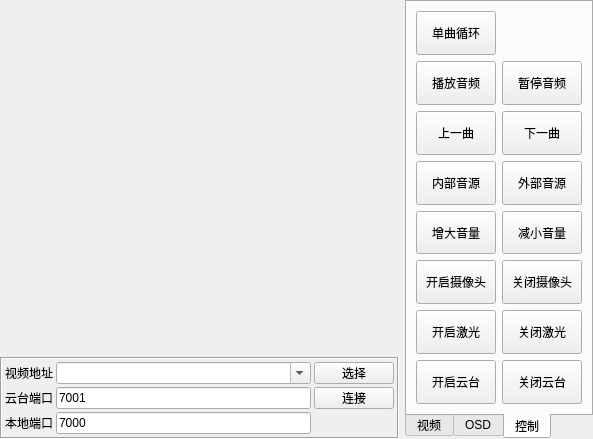
Old version of the form project/matepad/form/frmmonitor.ui in the repository sooqalmelh/ip-camera-qt.
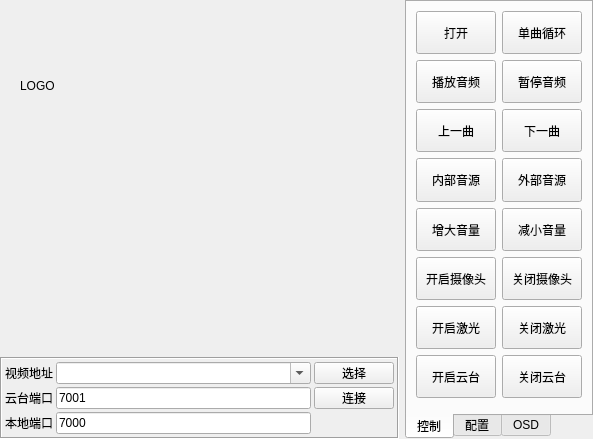
New version of the form. The open tabs and pages were chosen to show the change. Custom widgets are drawn as their Qt base class.

Commit message:
修改界面位置
1、将控制页面放在第一个
2、修改RTSP默认地址
3、修改打开激光按钮，加上确认弹窗

```diff
--- a/project/matepad/form/frmmonitor.ui
+++ b/project/matepad/form/frmmonitor.ui
@@ -34,6 +34,19 @@
        <verstretch>0</verstretch>
       </sizepolicy>
      </property>
+     <widget class="QLabel" name="logo">
+      <property name="geometry">
+       <rect>
+        <x>20</x>
+        <y>20</y>
+        <width>151</width>
+        <height>131</height>
+       </rect>
+      </property>
+      <property name="text">
+       <string>LOGO</string>
+      </property>
+     </widget>
     </widget>
    </item>
    <item row="1" column="0">
@@ -181,9 +194,231 @@
      <property name="currentIndex">
       <number>0</number>
      </property>
+     <widget class="QWidget" name="tab3">
+      <attribute name="title">
+       <string>控制</string>
+      </attribute>
+      <layout class="QVBoxLayout" name="verticalLayout_3">
+       <item>
+        <layout class="QGridLayout" name="gridLayout_6">
+         <item row="3" column="1">
+          <widget class="QPushButton" name="btnNextMusic">
+           <property name="sizePolicy">
+            <sizepolicy hsizetype="Expanding" vsizetype="Expanding">
+             <horstretch>0</horstretch>
+             <verstretch>0</verstretch>
+            </sizepolicy>
+           </property>
+           <property name="text">
+            <string>下一曲</string>
+           </property>
+          </widget>
+         </item>
+         <item row="14" column="0">
+          <widget class="QPushButton" name="btnOpenTable">
+           <property name="sizePolicy">
+            <sizepolicy hsizetype="Expanding" vsizetype="Expanding">
+             <horstretch>0</horstretch>
+             <verstretch>0</verstretch>
+            </sizepolicy>
+           </property>
+           <property name="text">
+            <string>开启云台</string>
+           </property>
+          </widget>
+         </item>
+         <item row="12" column="1">
+          <widget class="QPushButton" name="btnCloseLight">
+           <property name="sizePolicy">
+            <sizepolicy hsizetype="Expanding" vsizetype="Expanding">
+             <horstretch>0</horstretch>
+             <verstretch>0</verstretch>
+            </sizepolicy>
+           </property>
+           <property name="text">
+            <string>关闭激光</string>
+           </property>
+          </widget>
+         </item>
+         <item row="2" column="1">
+          <widget class="QPushButton" name="btnShutdownMusic">
+           <property name="sizePolicy">
+            <sizepolicy hsizetype="Expanding" vsizetype="Expanding">
+             <horstretch>0</horstretch>
+             <verstretch>0</verstretch>
+            </sizepolicy>
+           </property>
+           <property name="text">
+            <string>暂停音频</string>
+           </property>
+          </widget>
+         </item>
+         <item row="4" column="1">
+          <widget class="QPushButton" name="btnOutMusic">
+           <property name="sizePolicy">
+            <sizepolicy hsizetype="Expanding" vsizetype="Expanding">
+             <horstretch>0</horstretch>
+             <verstretch>0</verstretch>
+            </sizepolicy>
+           </property>
+           <property name="text">
+            <string>外部音源</string>
+           </property>
+          </widget>
+         </item>
+         <item row="3" column="0">
+          <widget class="QPushButton" name="btnPreMusic">
+           <property name="sizePolicy">
+            <sizepolicy hsizetype="Expanding" vsizetype="Expanding">
+             <horstretch>0</horstretch>
+             <verstretch>0</verstretch>
+            </sizepolicy>
+           </property>
+           <property name="text">
+            <string>上一曲</string>
+           </property>
+          </widget>
+         </item>
+         <item row="2" column="0">
+          <widget class="QPushButton" name="btnPlayMusic">
+           <property name="sizePolicy">
+            <sizepolicy hsizetype="Expanding" vsizetype="Expanding">
+             <horstretch>0</horstretch>
+             <verstretch>0</verstretch>
+            </sizepolicy>
+           </property>
+           <property name="text">
+            <string>播放音频</string>
+           </property>
+          </widget>
+         </item>
+         <item row="12" column="0">
+          <widget class="QPushButton" name="btnOpenLight">
+           <property name="sizePolicy">
+            <sizepolicy hsizetype="Expanding" vsizetype="Expanding">
+             <horstretch>0</horstretch>
+             <verstretch>0</verstretch>
+            </sizepolicy>
+           </property>
+           <property name="text">
+            <string>开启激光</string>
+           </property>
+          </widget>
+         </item>
+         <item row="10" column="0">
+          <widget class="QPushButton" name="btnOpenCam">
+           <property name="sizePolicy">
+            <sizepolicy hsizetype="Expanding" vsizetype="Expanding">
+             <horstretch>0</horstretch>
+             <verstretch>0</verstretch>
+            </sizepolicy>
+           </property>
+           <property name="text">
+            <string>开启摄像头</string>
+           </property>
+          </widget>
+         </item>
+         <item row="14" column="1">
+          <widget class="QPushButton" name="btnCloseTable">
+           <property name="sizePolicy">
+            <sizepolicy hsizetype="Expanding" vsizetype="Expanding">
+             <horstretch>0</horstretch>
+             <verstretch>0</verstretch>
+            </sizepolicy>
+           </property>
+           <property name="text">
+            <string>关闭云台</string>
+           </property>
+          </widget>
+         </item>
+         <item row="5" column="0">
+          <widget class="QPushButton" name="btnVolumeUp">
+           <property name="sizePolicy">
+            <sizepolicy hsizetype="Expanding" vsizetype="Expanding">
+             <horstretch>0</horstretch>
+             <verstretch>0</verstretch>
+            </sizepolicy>
+           </property>
+           <property name="text">
+            <string>增大音量</string>
+           </property>
+          </widget>
+         </item>
+         <item row="4" column="0">
+          <widget class="QPushButton" name="btnInterMusic">
+           <property name="sizePolicy">
+            <sizepolicy hsizetype="Expanding" vsizetype="Expanding">
+             <horstretch>0</horstretch>
+             <verstretch>0</verstretch>
+            </sizepolicy>
+           </property>
+           <property name="text">
+            <string>内部音源</string>
+           </property>
+          </widget>
+         </item>
+         <item row="10" column="1">
+          <widget class="QPushButton" name="btnCloseCam">
+           <property name="sizePolicy">
+            <sizepolicy hsizetype="Expanding" vsizetype="Expanding">
+             <horstretch>0</horstretch>
+             <verstretch>0</verstretch>
+            </sizepolicy>
+           </property>
+           <property name="text">
+            <string>关闭摄像头</string>
+           </property>
+          </widget>
+         </item>
+         <item row="5" column="1">
+          <widget class="QPushButton" name="btnVolumeDown">
+           <property name="sizePolicy">
+            <sizepolicy hsizetype="Expanding" vsizetype="Expanding">
+             <horstretch>0</horstretch>
+             <verstretch>0</verstretch>
+            </sizepolicy>
+           </property>
+           <property name="text">
+            <string>减小音量</string>
+           </property>
+          </widget>
+         </item>
+         <item row="1" column="0">
+          <widget class="QPushButton" name="btnOpen">
+           <property name="sizePolicy">
+            <sizepolicy hsizetype="Expanding" vsizetype="Expanding">
+             <horstretch>0</horstretch>
+             <verstretch>0</verstretch>
+            </sizepolicy>
+           </property>
+           <property name="text">
+            <string>打开</string>
+           </property>
+          </widget>
+         </item>
+         <item row="1" column="1">
+          <widget class="QPushButton" name="btnMusicCycle">
+           <property name="sizePolicy">
+            <sizepolicy hsizetype="Expanding" vsizetype="Expanding">
+             <horstretch>0</horstretch>
+             <verstretch>0</verstretch>
+            </sizepolicy>
+           </property>
+           <property name="text">
+            <string>单曲循环</string>
+           </property>
+          </widget>
+         </item>
+        </layout>
+       </item>
+       <item>
+        <widget class="CustomRocker" name="customRocker" native="true"/>
+       </item>
+      </layout>
+     </widget>
      <widget class="QWidget" name="tab1">
       <attribute name="title">
-       <string>视频</string>
+       <string>配置</string>
       </attribute>
       <layout class="QVBoxLayout" name="verticalLayout">
        <property name="leftMargin">
@@ -344,30 +579,7 @@
         </layout>
        </item>
        <item>
-        <layout class="QGridLayout" name="gridLayout_3">
-         <item row="0" column="0">
-          <widget class="QPushButton" name="btnOpen">
-           <property name="sizePolicy">
-            <sizepolicy hsizetype="Ignored" vsizetype="Expanding">
-             <horstretch>0</horstretch>
-             <verstretch>0</verstretch>
-            </sizepolicy>
-           </property>
-           <property name="maximumSize">
-            <size>
-             <width>16777215</width>
-             <height>16777215</height>
-            </size>
-           </property>
-           <property name="text">
-            <string>打开</string>
-           </property>
-          </widget>
-         </item>
-        </layout>
-       </item>
-       <item>
-        <widget class="CustomRocker" name="customRocker" native="true"/>
+        <layout class="QGridLayout" name="gridLayout_3"/>
        </item>
        <item>
         <spacer name="verticalSpacer">
@@ -733,212 +945,6 @@
        </item>
       </layout>
      </widget>
-     <widget class="QWidget" name="tab3">
-      <attribute name="title">
-       <string>控制</string>
-      </attribute>
-      <layout class="QVBoxLayout" name="verticalLayout_3">
-       <item>
-        <layout class="QGridLayout" name="gridLayout_6">
-         <item row="13" column="0">
-          <widget class="QPushButton" name="btnOpenTable">
-           <property name="sizePolicy">
-            <sizepolicy hsizetype="Expanding" vsizetype="Expanding">
-             <horstretch>0</horstretch>
-             <verstretch>0</verstretch>
-            </sizepolicy>
-           </property>
-           <property name="text">
-            <string>开启云台</string>
-           </property>
-          </widget>
-         </item>
-         <item row="3" column="0">
-          <widget class="QPushButton" name="btnInterMusic">
-           <property name="sizePolicy">
-            <sizepolicy hsizetype="Expanding" vsizetype="Expanding">
-             <horstretch>0</horstretch>
-             <verstretch>0</verstretch>
-            </sizepolicy>
-           </property>
-           <property name="text">
-            <string>内部音源</string>
-           </property>
-          </widget>
-         </item>
-         <item row="11" column="0">
-          <widget class="QPushButton" name="btnOpenLight">
-           <property name="sizePolicy">
-            <sizepolicy hsizetype="Expanding" vsizetype="Expanding">
-             <horstretch>0</horstretch>
-             <verstretch>0</verstretch>
-            </sizepolicy>
-           </property>
-           <property name="text">
-            <string>开启激光</string>
-           </property>
-          </widget>
-         </item>
-         <item row="0" column="0">
-          <widget class="QPushButton" name="btnMusicCycle">
-           <property name="sizePolicy">
-            <sizepolicy hsizetype="Expanding" vsizetype="Expanding">
-             <horstretch>0</horstretch>
-             <verstretch>0</verstretch>
-            </sizepolicy>
-           </property>
-           <property name="text">
-            <string>单曲循环</string>
-           </property>
-          </widget>
-         </item>
-         <item row="9" column="0">
-          <widget class="QPushButton" name="btnOpenCam">
-           <property name="sizePolicy">
-            <sizepolicy hsizetype="Expanding" vsizetype="Expanding">
-             <horstretch>0</horstretch>
-             <verstretch>0</verstretch>
-            </sizepolicy>
-           </property>
-           <property name="text">
-            <string>开启摄像头</string>
-           </property>
-          </widget>
-         </item>
-         <item row="1" column="1">
-          <widget class="QPushButton" name="btnShutdownMusic">
-           <property name="sizePolicy">
-            <sizepolicy hsizetype="Expanding" vsizetype="Expanding">
-             <horstretch>0</horstretch>
-             <verstretch>0</verstretch>
-            </sizepolicy>
-           </property>
-           <property name="text">
-            <string>暂停音频</string>
-           </property>
-          </widget>
-         </item>
-         <item row="9" column="1">
-          <widget class="QPushButton" name="btnCloseCam">
-           <property name="sizePolicy">
-            <sizepolicy hsizetype="Expanding" vsizetype="Expanding">
-             <horstretch>0</horstretch>
-             <verstretch>0</verstretch>
-            </sizepolicy>
-           </property>
-           <property name="text">
-            <string>关闭摄像头</string>
-           </property>
-          </widget>
-         </item>
-         <item row="11" column="1">
-          <widget class="QPushButton" name="btnCloseLight">
-           <property name="sizePolicy">
-            <sizepolicy hsizetype="Expanding" vsizetype="Expanding">
-             <horstretch>0</horstretch>
-             <verstretch>0</verstretch>
-            </sizepolicy>
-           </property>
-           <property name="text">
-            <string>关闭激光</string>
-           </property>
-          </widget>
-         </item>
-         <item row="13" column="1">
-          <widget class="QPushButton" name="btnCloseTable">
-           <property name="sizePolicy">
-            <sizepolicy hsizetype="Expanding" vsizetype="Expanding">
-             <horstretch>0</horstretch>
-             <verstretch>0</verstretch>
-            </sizepolicy>
-           </property>
-           <property name="text">
-            <string>关闭云台</string>
-           </property>
-          </widget>
-         </item>
-         <item row="4" column="1">
-          <widget class="QPushButton" name="btnVolumeDown">
-           <property name="sizePolicy">
-            <sizepolicy hsizetype="Expanding" vsizetype="Expanding">
-             <horstretch>0</horstretch>
-             <verstretch>0</verstretch>
-            </sizepolicy>
-           </property>
-           <property name="text">
-            <string>减小音量</string>
-           </property>
-          </widget>
-         </item>
-         <item row="3" column="1">
-          <widget class="QPushButton" name="btnOutMusic">
-           <property name="sizePolicy">
-            <sizepolicy hsizetype="Expanding" vsizetype="Expanding">
-             <horstretch>0</horstretch>
-             <verstretch>0</verstretch>
-            </sizepolicy>
-           </property>
-           <property name="text">
-            <string>外部音源</string>
-           </property>
-          </widget>
-         </item>
-         <item row="4" column="0">
-          <widget class="QPushButton" name="btnVolumeUp">
-           <property name="sizePolicy">
-            <sizepolicy hsizetype="Expanding" vsizetype="Expanding">
-             <horstretch>0</horstretch>
-             <verstretch>0</verstretch>
-            </sizepolicy>
-           </property>
-           <property name="text">
-            <string>增大音量</string>
-           </property>
-          </widget>
-         </item>
-         <item row="2" column="1">
-          <widget class="QPushButton" name="btnNextMusic">
-           <property name="sizePolicy">
-            <sizepolicy hsizetype="Expanding" vsizetype="Expanding">
-             <horstretch>0</horstretch>
-             <verstretch>0</verstretch>
-            </sizepolicy>
-           </property>
-           <property name="text">
-            <string>下一曲</string>
-           </property>
-          </widget>
-         </item>
-         <item row="2" column="0">
-          <widget class="QPushButton" name="btnPreMusic">
-           <property name="sizePolicy">
-            <sizepolicy hsizetype="Expanding" vsizetype="Expanding">
-             <horstretch>0</horstretch>
-             <verstretch>0</verstretch>
-            </sizepolicy>
-           </property>
-           <property name="text">
-            <string>上一曲</string>
-           </property>
-          </widget>
-         </item>
-         <item row="1" column="0">
-          <widget class="QPushButton" name="btnPlayMusic">
-           <property name="sizePolicy">
-            <sizepolicy hsizetype="Expanding" vsizetype="Expanding">
-             <horstretch>0</horstretch>
-             <verstretch>0</verstretch>
-            </sizepolicy>
-           </property>
-           <property name="text">
-            <string>播放音频</string>
-           </property>
-          </widget>
-         </item>
-        </layout>
-       </item>
-      </layout>
-     </widget>
     </widget>
    </item>
   </layout>
```
The commit also changes 7 other files.
